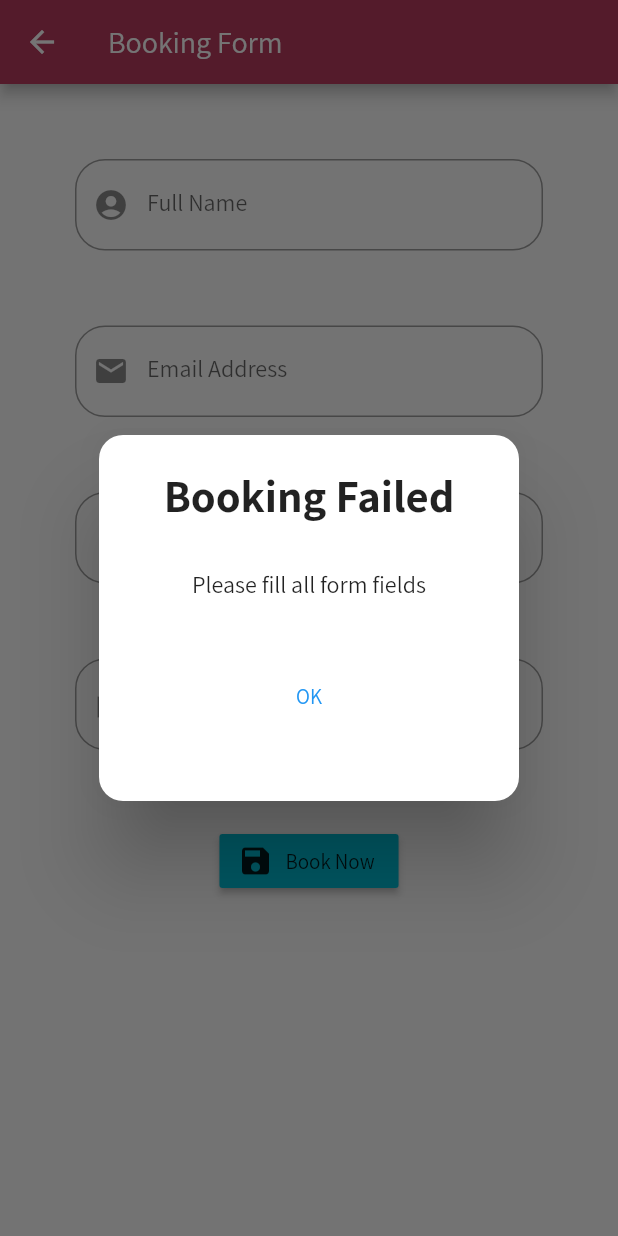
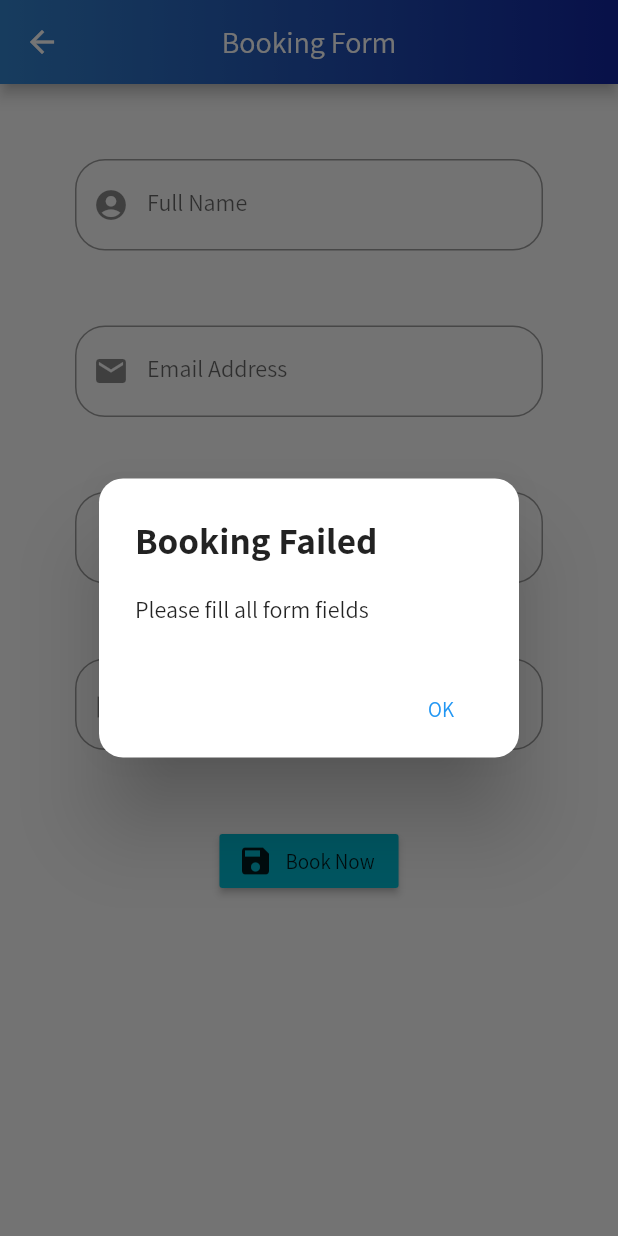
Before and after one commit to NicklausFW/TepdMission1, a Flutter app: the BookmarkForm screen opened by its route, after a tap on "Book Now", on a phone screen of 412 x 824 dp. Run offline on Flutter 3.47's test engine with Material 2 defaults, Android fonts, the phone set to English and light mode, and no system bars.

Commit message:
Update page2.dart

```diff
--- a/lib/page2.dart
+++ b/lib/page2.dart
@@ -19,9 +19,7 @@ class _BookmarkFormState extends State<BookmarkForm> {
         style: TextStyle(fontWeight: FontWeight.bold, fontSize: 25),
       ),
       actions: <Widget>[
-        Padding(
-          padding: const EdgeInsets.only(top: 20),
-          child: FlatButton(
+        FlatButton(
           child: Text(
             "OK",
             style: TextStyle(color: Colors.blue),
@@ -29,7 +27,6 @@ class _BookmarkFormState extends State<BookmarkForm> {
           onPressed: () => Navigator.pop(context),
           color: Colors.transparent,
           splashColor: Colors.transparent,
-          ),
         )
       ],
       shape: RoundedRectangleBorder(
@@ -55,24 +52,15 @@ class _BookmarkFormState extends State<BookmarkForm> {
 
   void sendError() {
     AlertDialog alertDialog = AlertDialog(
+      title: Text(
+        "Booking Failed",
+        style: TextStyle(fontWeight: FontWeight.bold, fontSize: 25),
+      ),
       shape: RoundedRectangleBorder(
         borderRadius: BorderRadius.circular(16),
       ),
-      content: Container(
-        height: 200,
-        child: Column(
-          children: <Widget>[
-            Text(
-              "Booking Failed",
-              style: TextStyle(fontWeight: FontWeight.bold, fontSize: 30),
-            ),
-            SizedBox(
-              height: 30,
-            ),
-            Text("Please fill all form fields"),
-            Padding(
-              padding: const EdgeInsets.only(top: 40),
-              child: FlatButton(
+      actions: <Widget>[
+        FlatButton(
           child: Text(
             "OK",
             style: TextStyle(color: Colors.blue),
@@ -80,9 +68,17 @@ class _BookmarkFormState extends State<BookmarkForm> {
           color: Colors.transparent,
           splashColor: Colors.transparent,
           onPressed: () => Navigator.pop(context),
-              ),
         )
       ],
+      content: Container(
+        child: SingleChildScrollView(
+          child: Column(
+            crossAxisAlignment: CrossAxisAlignment.stretch,
+            mainAxisAlignment: MainAxisAlignment.start,
+            children: <Widget>[
+              Text("Please fill all form fields"),
+            ],
+          ),
         ),
       ),
     );
@@ -93,7 +89,18 @@ class _BookmarkFormState extends State<BookmarkForm> {
   Widget build(BuildContext context) {
     return Scaffold(
       appBar: AppBar(
+        centerTitle: true,
         title: Text('Booking Form'),
+        flexibleSpace: Container(
+          decoration: BoxDecoration(
+            gradient: LinearGradient(
+              colors: [
+                Color(0xFF3383CD),
+                Color(0xFF11249f),
+              ],
+            ),
+          ),
+        ),
       ),
       body: ListView(
         children: <Widget>[
```
Lines whose indentation alone changed are shown as unchanged.
